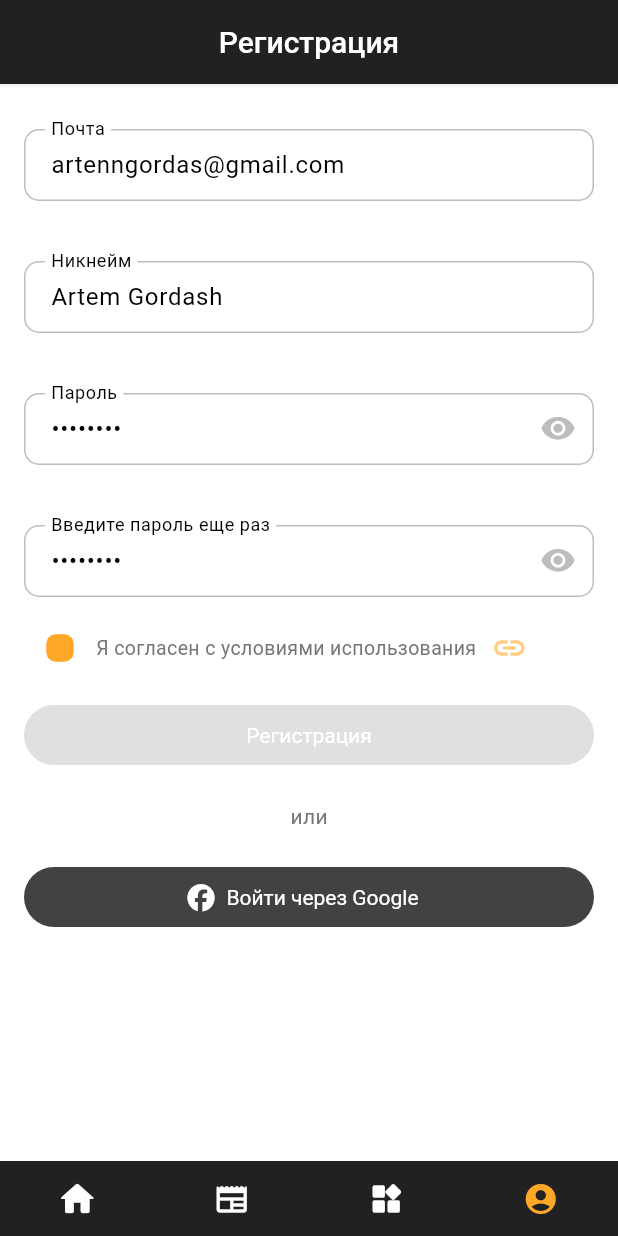
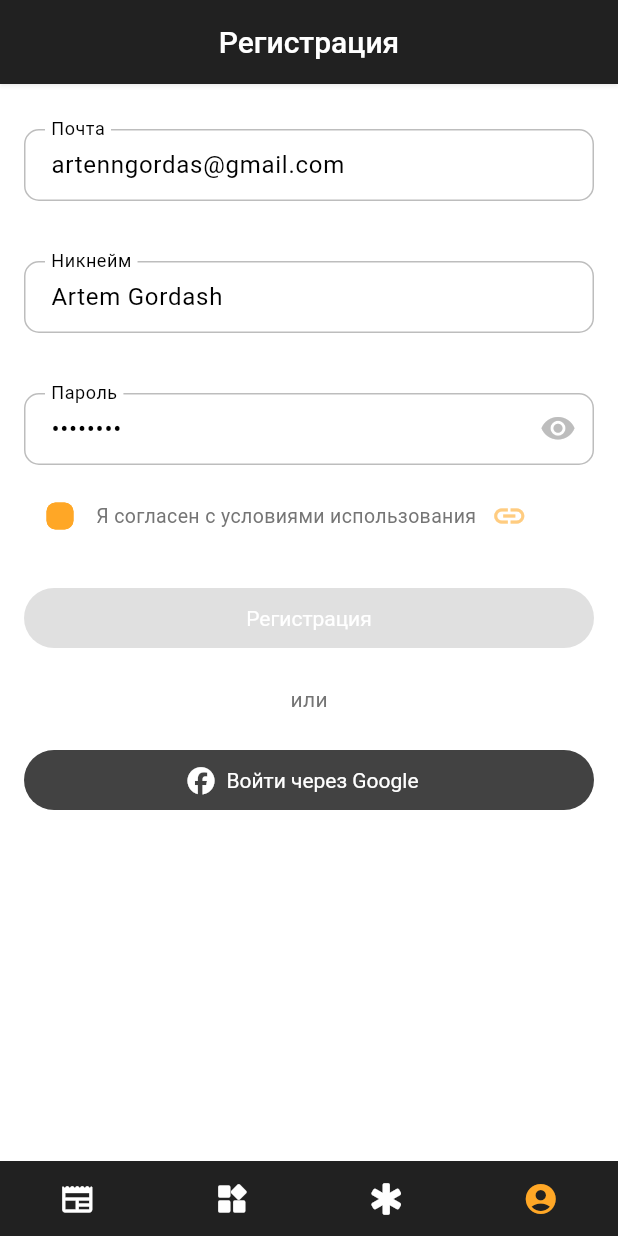
Before and after one commit to moldbee/mobile-app, a Flutter app: the ProfileSignUpScreen screen opened by its route, on a phone screen of 412 x 824 dp. Run offline on Flutter 3.47's test engine with Material 2 defaults, Android fonts, the phone set to English and light mode, and no system bars; drawn by our look-alikes of flutter_form_builder; our stand-ins replace cached_network_image, flutter_hooks, flutter_linkify, font_awesome_flutter, form_builder_validators, get and 7 more; missing offline and left inert: flutter_iconpicker, smooth_highlight, timeago_flutter, very_good_infinite_list; accounts and stored records are empty.

Commit message:
Update UI and fix bugs

```diff
--- a/lib/features/news/screens/news.dart
+++ b/lib/features/news/screens/news.dart
@@ -14,7 +14,7 @@ import 'package:very_good_infinite_list/very_good_infinite_list.dart';
 
 class NewsScreen extends HookWidget {
   const NewsScreen({Key? key}) : super(key: key);
-  final String route = '/info';
+  final String route = '/';
 
   @override
   Widget build(BuildContext context) {
--- a/lib/features/profile/screens/sign_up.dart
+++ b/lib/features/profile/screens/sign_up.dart
@@ -37,13 +37,15 @@ class ProfileSignUpScreen extends HookWidget {
           }).eq('uid', supabase.auth.currentUser!.id);
           final profile = await supabase
               .from('profiles')
-              .select()
+              .select('*, role(name)')
               .eq('uid', supabase.auth.currentUser!.id)
               .single();
           profileController.setProfileData(
-              avatar: profile['avatar'],
+              role: profile['role']['name'],
               nick: profile['nick'],
-              email: profile['email']);
+              email: profile['email'],
+              uid: profile['uid'],
+              id: profile['id'].toString());
           if (!context.mounted) return;
           context.go(ProfileScreen().route);
         }
@@ -117,20 +119,6 @@ class ProfileSignUpScreen extends HookWidget {
                     title: 'Пароль',
                     isPassword: true,
                   ),
-                  spacing,
-                  TextInput(
-                    validators: [
-                      FormBuilderValidators.required(
-                        errorText: 'Это поле обязательно для заполнения',
-                      ),
-                      FormBuilderValidators.equal(
-                          _formKey.currentState?.instantValue['password'] ?? '',
-                          errorText: 'Пароли не совпадают')
-                    ],
-                    name: 'password2',
-                    title: 'Введите пароль еще раз',
-                    isPassword: true,
-                  ),
                   const SizedBox(
                     height: 10,
                   ),
@@ -166,7 +154,7 @@ class ProfileSignUpScreen extends HookWidget {
                     children: [
                       Expanded(
                         child: Padding(
-                          padding: const EdgeInsets.only(top: 10),
+                          padding: const EdgeInsets.only(top: 20),
                           child: FilledButton(
                               onPressed: isAgree.value ? signUp : null,
                               child: const Text(
--- a/lib/main.dart
+++ b/lib/main.dart
@@ -22,7 +22,7 @@ void main() async {
         'eyJhbGciOiJIUzI1NiIsInR5cCI6IkpXVCJ9.eyJpc3MiOiJzdXBhYmFzZSIsInJlZiI6ImNheGhrZWtvZWxveXVqY3NvdmJhIiwicm9sZSI6ImFub24iLCJpYXQiOjE2OTQyMDM3MjUsImV4cCI6MjAwOTc3OTcyNX0.FwEigv5tFxLaKEfGZvvyg_JSSxYUkN3JFqKqNfTsavI',
   );
   await GetStorage.init();
-  await GetStorage().erase();
+  // await GetStorage().erase();
   Get.put(ProfileController());
   Get.put(NewsController());
   Get.put(EventsController());
--- a/lib/routes.dart
+++ b/lib/routes.dart
@@ -62,24 +62,11 @@ final GoRouter router = GoRouter(routes: <RouteBase>[
     },
     branches: [
       StatefulShellBranch(
-        initialLocation: const HomeScreen().route,
-        routes: [
-          GoRoute(
-              path: const HomeScreen().route,
-              pageBuilder: (context, state) =>
-                  const NoTransitionPage(child: HomeScreen())),
-          GoRoute(
-              path: const EmergenciesScreen().route,
-              pageBuilder: (context, state) =>
-                  const NoTransitionPage(child: EmergenciesScreen())),
-        ],
-      ),
-      StatefulShellBranch(
         routes: [
           GoRoute(
               path: const NewsScreen().route,
               pageBuilder: (context, state) =>
-                  const NoTransitionPage(child: NewsScreen())),
+                  const MaterialPage(child: NewsScreen())),
           GoRoute(
               name: NewsUpsertScreen().route,
               path: NewsUpsertScreen().route,
@@ -112,7 +99,7 @@ final GoRouter router = GoRouter(routes: <RouteBase>[
           GoRoute(
               path: const ServicesScreen().route,
               pageBuilder: (context, state) =>
-                  const NoTransitionPage(child: ServicesScreen())),
+                  const MaterialPage(child: ServicesScreen())),
           GoRoute(
               path: const ServiceCategoryUpsert().route,
               pageBuilder: (context, state) =>
@@ -164,6 +151,19 @@ final GoRouter router = GoRouter(routes: <RouteBase>[
         ],
       ),
       StatefulShellBranch(
+        initialLocation: const EmergenciesScreen().route,
+        routes: [
+          GoRoute(
+              path: const HomeScreen().route,
+              pageBuilder: (context, state) =>
+                  const MaterialPage(child: HomeScreen())),
+          GoRoute(
+              path: const EmergenciesScreen().route,
+              pageBuilder: (context, state) =>
+                  const MaterialPage(child: EmergenciesScreen())),
+        ],
+      ),
+      StatefulShellBranch(
         initialLocation: ProfileSignInScreen().route,
         routes: [
           GoRoute(
@@ -200,7 +200,7 @@ final GoRouter router = GoRouter(routes: <RouteBase>[
           GoRoute(
               path: ProfileScreen().route,
               pageBuilder: (context, state) =>
-                  NoTransitionPage(child: ProfileScreen())),
+                  MaterialPage(child: ProfileScreen())),
           GoRoute(
               path: const PolicyScreen().route,
               pageBuilder: (context, state) =>
--- a/lib/shared/widgets/bottom_navigation_bar.dart
+++ b/lib/shared/widgets/bottom_navigation_bar.dart
@@ -61,23 +61,6 @@ class CustomBottomNavigationBar extends StatelessWidget {
       destinations: <Widget>[
         NavigationDestination(
           selectedIcon: Icon(
-            Icons.home_rounded,
-            size: 28,
-            weight: 900,
-            opticalSize: 25,
-            color: bottomNavbarSelectedIconColor,
-          ),
-          icon: Icon(
-            Icons.home_rounded,
-            weight: 900,
-            opticalSize: 25,
-            size: 28,
-            color: bottomNavbarIconColor,
-          ),
-          label: '',
-        ),
-        NavigationDestination(
-          selectedIcon: Icon(
             Icons.newspaper_rounded,
             color: bottomNavbarSelectedIconColor,
           ),
@@ -98,6 +81,23 @@ class CustomBottomNavigationBar extends StatelessWidget {
           ),
           label: '',
         ),
+        NavigationDestination(
+          selectedIcon: Icon(
+            Icons.emergency_rounded,
+            size: 28,
+            weight: 900,
+            opticalSize: 25,
+            color: bottomNavbarSelectedIconColor,
+          ),
+          icon: Icon(
+            Icons.emergency_rounded,
+            weight: 900,
+            opticalSize: 25,
+            size: 28,
+            color: bottomNavbarIconColor,
+          ),
+          label: '',
+        ),
         Obx(() {
           return NavigationDestination(
             selectedIcon: profileController.uid.value != null
--- a/lib/shared/widgets/tile.dart
+++ b/lib/shared/widgets/tile.dart
@@ -36,7 +36,7 @@ class Tile extends StatelessWidget {
               title.toString(),
               textAlign: TextAlign.center,
               style: TextStyle(
-                  fontSize: 14,
+                  fontSize: 13,
                   overflow: TextOverflow.ellipsis,
                   color: Colors.grey.shade700,
                   fontWeight: FontWeight.w500),
```
Also changed, not shown: lib/features/home/screens/home.dart (+26 -19 lines), lib/features/news/widgets/comments_bottom_sheet.dart (+4 -4 lines), lib/features/services/screens/details.dart (+5 -13 lines), lib/shared/widgets/call_button.dart (added, +22 -0 lines).
